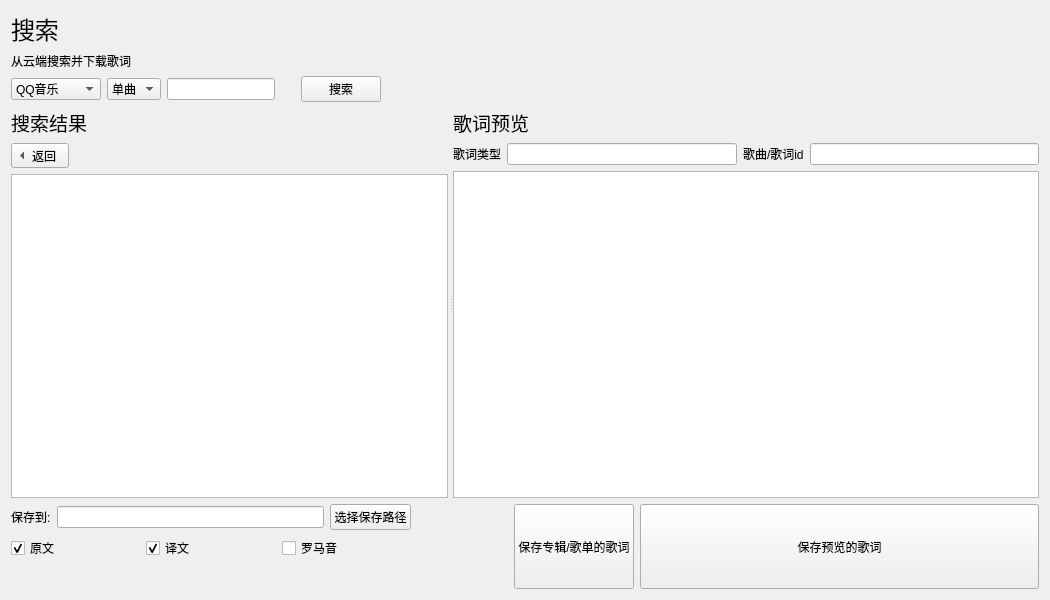
First picture: the form in ui/search.ui, repository chenmozhijin/LDDC, before the edit.
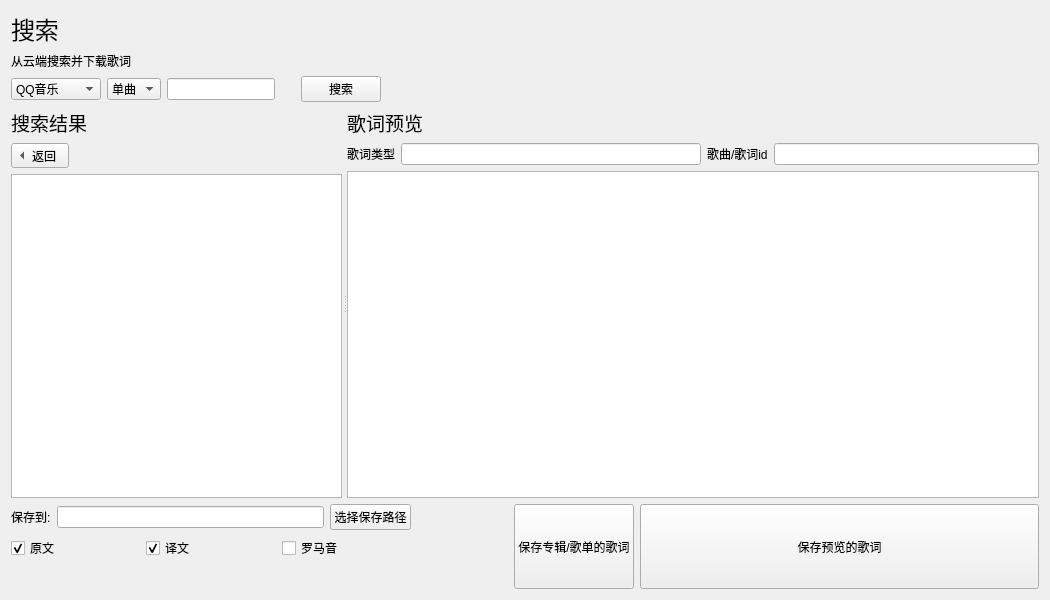
Second picture: the form after the edit. Custom widgets are drawn as their Qt base class.

The edit to the form file:
```diff
--- a/ui/search.ui
+++ b/ui/search.ui
@@ -277,6 +277,12 @@
          </item>
          <item>
           <widget class="QLineEdit" name="lyric_types_lineEdit">
+           <property name="minimumSize">
+            <size>
+             <width>300</width>
+             <height>0</height>
+            </size>
+           </property>
            <property name="text">
             <string/>
            </property>
```
